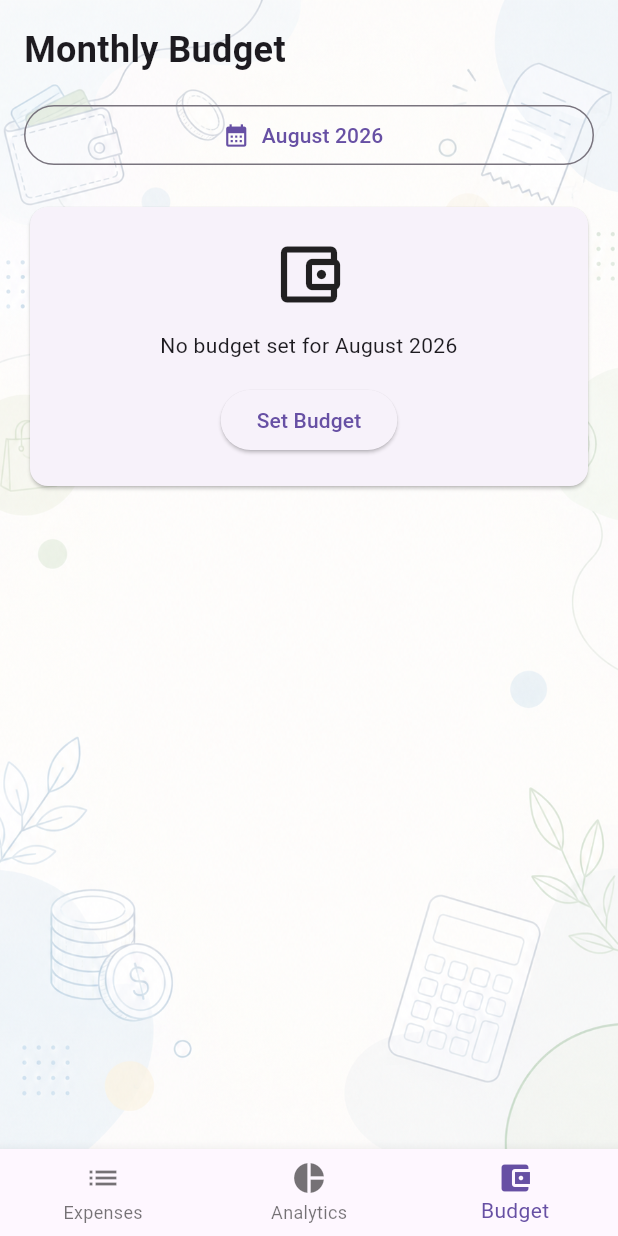
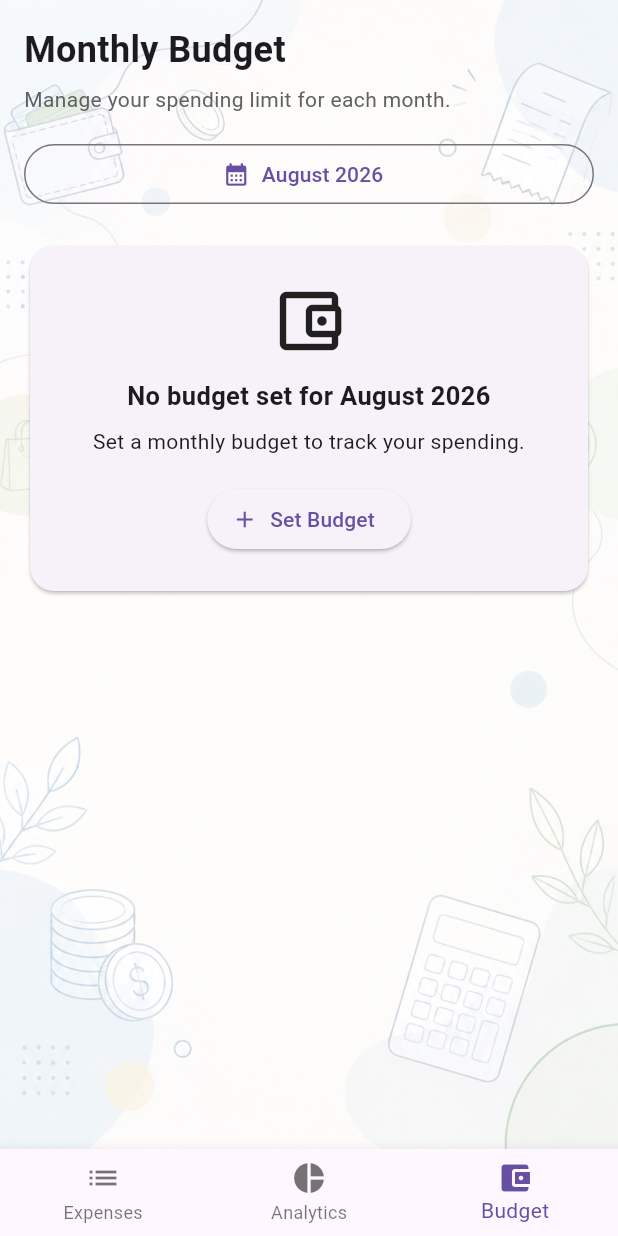
Before and after one commit to Atia002/Flutter_CSC464_Summer_2026_Final_Project-Group5-Section1-P004, a Flutter app: the screen it shows after launch, item 3 of the bottom bar chosen, on a phone screen of 412 x 824 dp. Run offline on Flutter 3.47's test engine with Material 3 defaults, Android fonts, the phone set to English and light mode, and no system bars; our stand-ins replace cloud_firestore, firebase_core; accounts and stored records are empty.

Commit message:
Improve monthly budget status UI

```diff
--- a/lib/screens/budget_screen.dart
+++ b/lib/screens/budget_screen.dart
@@ -15,6 +15,28 @@ class BudgetScreen extends StatefulWidget {
 class _BudgetScreenState extends State<BudgetScreen> {
   String formatMoney(double amount) {
     return '\$${amount.toStringAsFixed(2)}';
+  }
+
+  Color getBudgetStatusColor(double usage) {
+    if (usage > 100) {
+      return Colors.red;
+    } else if (usage >= 80) {
+      return Colors.orange;
+    } else {
+      return Colors.green;
+    }
+  }
+
+  String getBudgetStatusText(double usage) {
+    if (usage > 100) {
+      return 'You are over your monthly budget';
+    } else if (usage >= 80) {
+      return 'You are close to your monthly budget';
+    } else if (usage >= 50) {
+      return 'More than half of your budget is used';
+    } else {
+      return 'You are within your monthly budget';
+    }
   }
 
   Future<void> selectMonth(BudgetProvider budgetProvider) async {
@@ -157,6 +179,12 @@ class _BudgetScreenState extends State<BudgetScreen> {
 
         double overBudgetAmount = budgetProvider.overBudgetAmount(spent);
 
+        Color statusColor = getBudgetStatusColor(usage);
+
+        String selectedMonthText = DateFormat(
+          'MMMM yyyy',
+        ).format(budgetProvider.selectedMonth);
+
         return Container(
           decoration: const BoxDecoration(
             image: DecorationImage(
@@ -173,6 +201,13 @@ class _BudgetScreenState extends State<BudgetScreen> {
                   style: TextStyle(fontSize: 24, fontWeight: FontWeight.bold),
                 ),
 
+                const SizedBox(height: 6),
+
+                Text(
+                  'Manage your spending limit for each month.',
+                  style: TextStyle(fontSize: 14, color: Colors.grey.shade700),
+                ),
+
                 const SizedBox(height: 16),
 
                 OutlinedButton.icon(
@@ -180,11 +215,7 @@ class _BudgetScreenState extends State<BudgetScreen> {
                     selectMonth(budgetProvider);
                   },
                   icon: const Icon(Icons.calendar_month),
-                  label: Text(
-                    DateFormat(
-                      'MMMM yyyy',
-                    ).format(budgetProvider.selectedMonth),
-                  ),
+                  label: Text(selectedMonthText),
                 ),
 
                 const SizedBox(height: 20),
@@ -193,32 +224,47 @@ class _BudgetScreenState extends State<BudgetScreen> {
                   const Center(child: CircularProgressIndicator())
                 else if (budgetProvider.currentBudget == null)
                   Card(
+                    shape: RoundedRectangleBorder(
+                      borderRadius: BorderRadius.circular(16),
+                    ),
                     child: Padding(
-                      padding: const EdgeInsets.all(20),
+                      padding: const EdgeInsets.all(24),
                       child: Column(
                         children: [
                           const Icon(
                             Icons.account_balance_wallet_outlined,
-                            size: 50,
+                            size: 52,
                           ),
 
                           const SizedBox(height: 12),
 
                           Text(
-                            'No budget set for ${DateFormat('MMMM yyyy').format(budgetProvider.selectedMonth)}',
+                            'No budget set for $selectedMonthText',
+                            textAlign: TextAlign.center,
+                            style: const TextStyle(
+                              fontSize: 17,
+                              fontWeight: FontWeight.bold,
+                            ),
+                          ),
+
+                          const SizedBox(height: 8),
+
+                          const Text(
+                            'Set a monthly budget to track your spending.',
                             textAlign: TextAlign.center,
                           ),
 
-                          const SizedBox(height: 16),
+                          const SizedBox(height: 18),
 
-                          ElevatedButton(
+                          ElevatedButton.icon(
                             onPressed: () {
                               showBudgetDialog(
                                 isEditing: false,
                                 budgetProvider: budgetProvider,
                               );
                             },
-                            child: const Text('Set Budget'),
+                            icon: const Icon(Icons.add),
+                            label: const Text('Set Budget'),
                           ),
                         ],
                       ),
@@ -228,10 +274,37 @@ class _BudgetScreenState extends State<BudgetScreen> {
                   Column(
                     children: [
                       Card(
+                        shape: RoundedRectangleBorder(
+                          borderRadius: BorderRadius.circular(16),
+                        ),
                         child: Padding(
                           padding: const EdgeInsets.all(20),
                           child: Column(
+                            crossAxisAlignment: CrossAxisAlignment.start,
                             children: [
+                              Row(
+                                children: [
+                                  const Icon(
+                                    Icons.account_balance_wallet,
+                                    size: 30,
+                                  ),
+
+                                  const SizedBox(width: 10),
+
+                                  Expanded(
+                                    child: Text(
+                                      '$selectedMonthText Budget',
+                                      style: const TextStyle(
+                                        fontSize: 19,
+                                        fontWeight: FontWeight.bold,
+                                      ),
+                                    ),
+                                  ),
+                                ],
+                              ),
+
+                              const SizedBox(height: 18),
+
                               buildRow(
                                 'Budget',
                                 formatMoney(
@@ -249,36 +322,71 @@ class _BudgetScreenState extends State<BudgetScreen> {
                                 buildRow(
                                   'Over Budget',
                                   formatMoney(overBudgetAmount),
+                                  valueColor: Colors.red,
                                 )
                               else
                                 buildRow('Remaining', formatMoney(remaining)),
 
                               const SizedBox(height: 20),
 
-                              LinearProgressIndicator(
-                                value: (usage / 100).clamp(0.0, 1.0),
-                                minHeight: 10,
+                              Row(
+                                mainAxisAlignment:
+                                    MainAxisAlignment.spaceBetween,
+                                children: [
+                                  const Text(
+                                    'Budget Usage',
+                                    style: TextStyle(
+                                      fontSize: 16,
+                                      fontWeight: FontWeight.bold,
+                                    ),
+                                  ),
+                                  Text(
+                                    '${usage.toStringAsFixed(1)}%',
+                                    style: TextStyle(
+                                      fontSize: 16,
+                                      fontWeight: FontWeight.bold,
+                                      color: statusColor,
+                                    ),
+                                  ),
+                                ],
                               ),
 
                               const SizedBox(height: 10),
 
-                              Text(
-                                '${usage.toStringAsFixed(1)}% used',
-                                style: TextStyle(
-                                  fontSize: 18,
-                                  fontWeight: FontWeight.bold,
-                                  color: overBudget ? Colors.red : null,
+                              ClipRRect(
+                                borderRadius: BorderRadius.circular(10),
+                                child: LinearProgressIndicator(
+                                  value: (usage / 100).clamp(0.0, 1.0),
+                                  minHeight: 10,
+                                  color: statusColor,
+                                  backgroundColor: Colors.grey.shade200,
                                 ),
                               ),
 
-                              if (overBudget)
-                                const Padding(
-                                  padding: EdgeInsets.only(top: 8),
-                                  child: Text(
-                                    'You are over your monthly budget.',
-                                    style: TextStyle(color: Colors.red),
+                              const SizedBox(height: 16),
+
+                              Row(
+                                children: [
+                                  Icon(
+                                    overBudget
+                                        ? Icons.warning_amber_rounded
+                                        : Icons.check_circle_outline,
+                                    color: statusColor,
                                   ),
-                                ),
+
+                                  const SizedBox(width: 8),
+
+                                  Expanded(
+                                    child: Text(
+                                      getBudgetStatusText(usage),
+                                      style: TextStyle(
+                                        color: statusColor,
+                                        fontWeight: FontWeight.bold,
+                                      ),
+                                    ),
+                                  ),
+                                ],
+                              ),
                             ],
                           ),
                         ),
@@ -308,7 +416,7 @@ class _BudgetScreenState extends State<BudgetScreen> {
                               onPressed: () {
                                 confirmDelete(budgetProvider);
                               },
-                              icon: const Icon(Icons.delete),
+                              icon: const Icon(Icons.delete_outline),
                               label: const Text('Reset Budget'),
                             ),
                           ),
@@ -324,7 +432,7 @@ class _BudgetScreenState extends State<BudgetScreen> {
     );
   }
 
-  Widget buildRow(String title, String value) {
+  Widget buildRow(String title, String value, {Color? valueColor}) {
     return Padding(
       padding: const EdgeInsets.symmetric(vertical: 8),
       child: Row(
@@ -333,7 +441,11 @@ class _BudgetScreenState extends State<BudgetScreen> {
           Text(title, style: const TextStyle(fontSize: 17)),
           Text(
             value,
-            style: const TextStyle(fontSize: 17, fontWeight: FontWeight.bold),
+            style: TextStyle(
+              fontSize: 17,
+              fontWeight: FontWeight.bold,
+              color: valueColor,
+            ),
           ),
         ],
       ),
```
